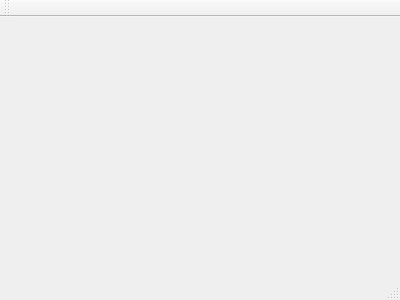
Qt form qtStudy_multiThread/mainwindow.ui (f0ghua/qtStudy) before a commit.
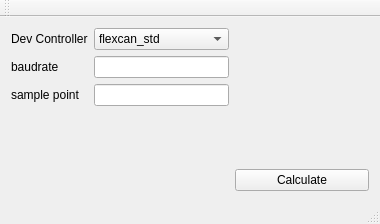
The same form after that commit.

Patch:
```diff
--- a/qtStudy_multiThread/mainwindow.ui
+++ b/qtStudy_multiThread/mainwindow.ui
@@ -1,24 +1,134 @@
 <ui version="4.0">
  <class>MainWindow</class>
- <widget class="QMainWindow" name="MainWindow" >
-  <property name="geometry" >
+ <widget class="QMainWindow" name="MainWindow">
+  <property name="geometry">
    <rect>
     <x>0</x>
     <y>0</y>
-    <width>400</width>
-    <height>300</height>
+    <width>380</width>
+    <height>224</height>
    </rect>
   </property>
   <property name="windowTitle" >
    <string>MainWindow</string>
   </property>
-  <widget class="QMenuBar" name="menuBar" />
-  <widget class="QToolBar" name="mainToolBar" />
-  <widget class="QWidget" name="centralWidget" />
-  <widget class="QStatusBar" name="statusBar" />
+  <widget class="QWidget" name="centralWidget">
+   <layout class="QGridLayout" name="gridLayout">
+    <item row="2" column="2">
+     <spacer name="horizontalSpacer">
+      <property name="orientation">
+       <enum>Qt::Horizontal</enum>
+      </property>
+      <property name="sizeHint" stdset="0">
+       <size>
+        <width>40</width>
+        <height>20</height>
+       </size>
+      </property>
+     </spacer>
+    </item>
+    <item row="0" column="0">
+     <widget class="QLabel" name="label">
+      <property name="text">
+       <string>Dev Controller</string>
+      </property>
+     </widget>
+    </item>
+    <item row="2" column="1">
+     <widget class="QLineEdit" name="leSamplePoint"/>
+    </item>
+    <item row="4" column="1">
+     <spacer name="verticalSpacer">
+      <property name="orientation">
+       <enum>Qt::Vertical</enum>
+      </property>
+      <property name="sizeHint" stdset="0">
+       <size>
+        <width>20</width>
+        <height>40</height>
+       </size>
+      </property>
+     </spacer>
+    </item>
+    <item row="1" column="1">
+     <widget class="QLineEdit" name="leBaudrate"/>
+    </item>
+    <item row="1" column="0">
+     <widget class="QLabel" name="label_2">
+      <property name="text">
+       <string>baudrate</string>
+      </property>
+     </widget>
+    </item>
+    <item row="2" column="0">
+     <widget class="QLabel" name="label_3">
+      <property name="text">
+       <string>sample point</string>
+      </property>
+     </widget>
+    </item>
+    <item row="0" column="1">
+     <widget class="QComboBox" name="cbDevName">
+      <item>
+       <property name="text">
+        <string>flexcan_std</string>
+       </property>
+      </item>
+      <item>
+       <property name="text">
+        <string>flexcan_fda</string>
+       </property>
+      </item>
+      <item>
+       <property name="text">
+        <string>flexcan_fdd</string>
+       </property>
+      </item>
+     </widget>
+    </item>
+    <item row="5" column="2">
+     <widget class="QPushButton" name="pbCalculate">
+      <property name="text">
+       <string>Calculate</string>
+      </property>
+     </widget>
+    </item>
+    <item row="5" column="0" colspan="2">
+     <spacer name="horizontalSpacer_2">
+      <property name="orientation">
+       <enum>Qt::Horizontal</enum>
+      </property>
+      <property name="sizeHint" stdset="0">
+       <size>
+        <width>40</width>
+        <height>20</height>
+       </size>
+      </property>
+     </spacer>
+    </item>
+   </layout>
+  </widget>
+  <widget class="QMenuBar" name="menuBar">
+   <property name="geometry">
+    <rect>
+     <x>0</x>
+     <y>0</y>
+     <width>380</width>
+     <height>23</height>
+    </rect>
+   </property>
+  </widget>
+  <widget class="QToolBar" name="mainToolBar">
+   <attribute name="toolBarArea">
+    <enum>TopToolBarArea</enum>
+   </attribute>
+   <attribute name="toolBarBreak">
+    <bool>false</bool>
+   </attribute>
+  </widget>
+  <widget class="QStatusBar" name="statusBar"/>
  </widget>
- <layoutDefault spacing="6" margin="11" />
- <pixmapfunction></pixmapfunction>
+ <layoutdefault spacing="6" margin="11"/>
  <resources/>
  <connections/>
 </ui>
```
Left out of the diff: 3 changed lines with no effect on the pictures.
